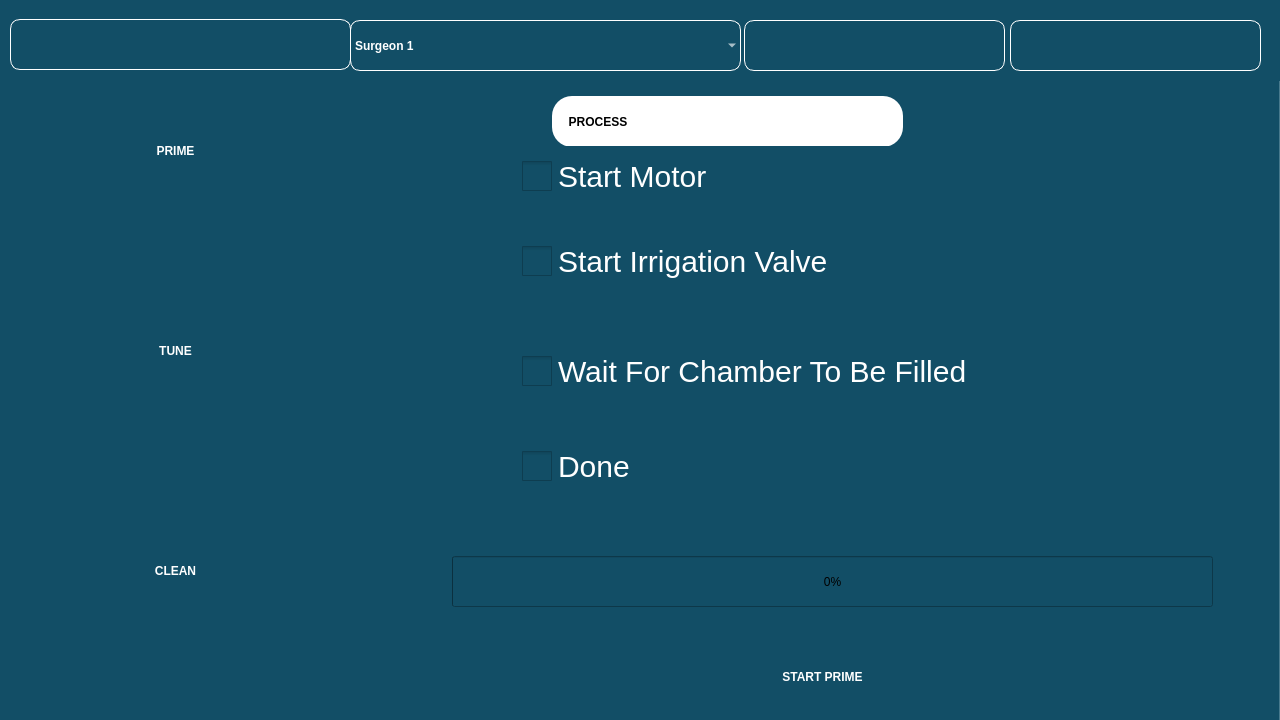
Qt form prime.ui (RISWANAAAA/venturiphaco) before a commit.
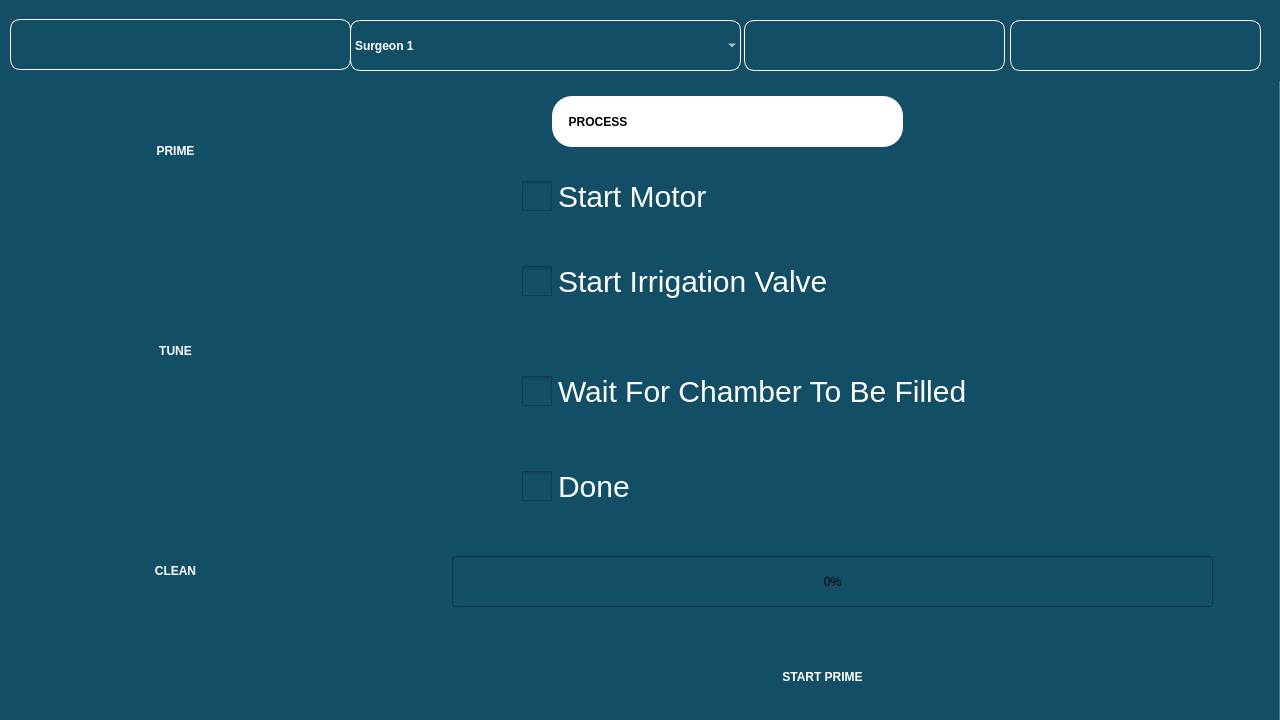
The same form after that commit. The open tabs and pages were chosen to show the change. Icons and pictures are not drawn.

```diff
--- a/prime.ui
+++ b/prime.ui
@@ -188,7 +188,7 @@
      <property name="geometry">
       <rect>
        <x>110</x>
-       <y>240</y>
+       <y>260</y>
        <width>721</width>
        <height>51</height>
       </rect>
@@ -214,7 +214,7 @@
      <property name="geometry">
       <rect>
        <x>110</x>
-       <y>340</y>
+       <y>360</y>
        <width>751</width>
        <height>71</height>
       </rect>
@@ -240,7 +240,7 @@
      <property name="geometry">
       <rect>
        <x>110</x>
-       <y>150</y>
+       <y>170</y>
        <width>381</width>
        <height>61</height>
       </rect>
@@ -266,7 +266,7 @@
      <property name="geometry">
       <rect>
        <x>110</x>
-       <y>450</y>
+       <y>470</y>
        <width>321</width>
        <height>41</height>
       </rect>
@@ -712,7 +712,7 @@
    <property name="geometry">
     <rect>
      <x>410</x>
-     <y>80</y>
+     <y>79</y>
      <width>16</width>
      <height>651</height>
     </rect>
```
Left out of the diff: 2 changed lines with no effect on the pictures.
